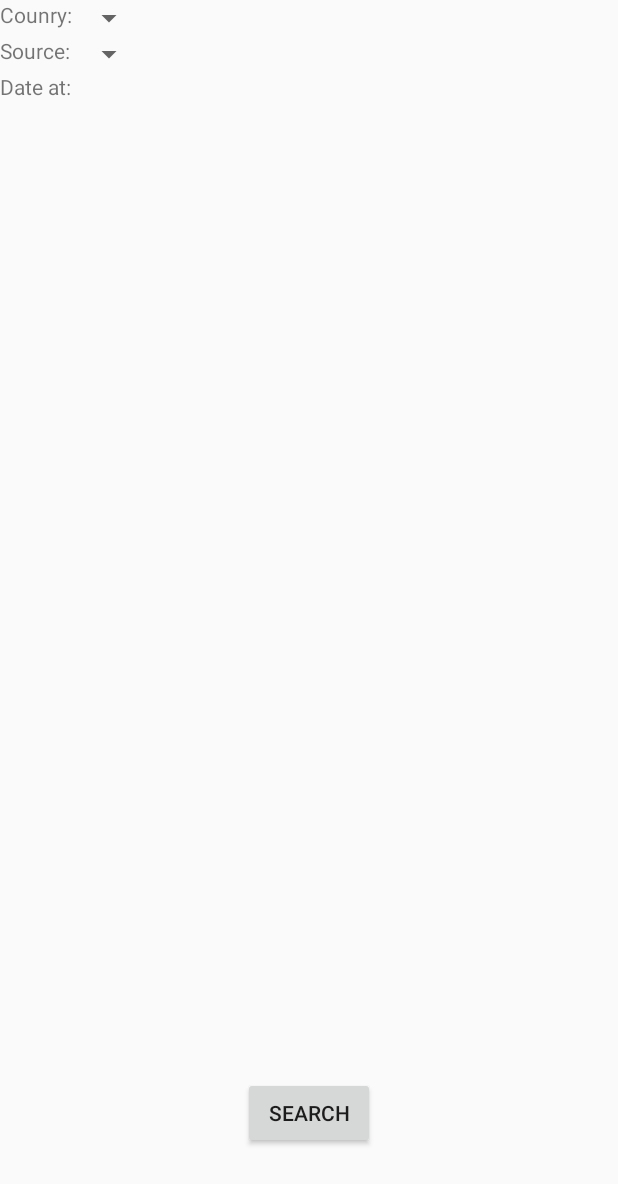
After one commit to bohdansushchak/SuggestMe, an Android app: the layout fragment_search_news.xml on its own in the app's theme, with its tools: preview values and no code run, on a phone screen of 412 x 824 dp. The commit adds this screen. Shown: the top 1184 px of the screen. Run offline under Robolectric (Android 15) with nearby library versions, the phone set to English and light mode, and no system bars.

```diff
--- a/app/build.gradle
+++ b/app/build.gradle
@@ -61,4 +61,5 @@ dependencies {
 }
 
 
+
 apply plugin: 'com.google.gms.google-services'
--- a/app/src/main/java/bohdan/hushcha/sushchak/suggestme/activities/RegisterActivity.java
+++ b/app/src/main/java/bohdan/hushcha/sushchak/suggestme/activities/RegisterActivity.java
@@ -84,7 +84,7 @@ public class RegisterActivity extends AppCompatActivity {
                 String rePassword = etRepeatPassword.getText().toString();
 
                 String rePasswordError = !password.equals(rePassword) ?
-                        getString(R.string.alert_repassword_notequals) : null;
+                        getString(R.string.alert_repassword_not_equals) : null;
 
                 rePasswordLayout.setError(rePasswordError);
             }
--- a/app/src/main/java/bohdan/hushcha/sushchak/suggestme/rest/NewsApiClient.java
+++ b/app/src/main/java/bohdan/hushcha/sushchak/suggestme/rest/clients/NewsClient.java
@@ -1,4 +1,4 @@
-package bohdan.hushcha.sushchak.suggestme.rest;
+package bohdan.hushcha.sushchak.suggestme.rest.clients;
 
 import android.content.Context;
 
@@ -15,7 +15,7 @@ import okhttp3.OkHttpClient;
 import retrofit2.Retrofit;
 import retrofit2.converter.gson.GsonConverterFactory;
 
-public class NewsApiClient {
+public class NewsClient {
 
     private static Retrofit retrofit = null;
 
--- a/app/src/main/java/bohdan/hushcha/sushchak/suggestme/rest/Article.java
+++ b/app/src/main/java/bohdan/hushcha/sushchak/suggestme/rest/models/Article.java
@@ -1,4 +1,4 @@
-package bohdan.hushcha.sushchak.suggestme.rest;
+package bohdan.hushcha.sushchak.suggestme.rest.models;
 
 import com.google.gson.annotations.SerializedName;
 
--- /dev/null
+++ b/app/src/main/res/layout/fragment_search_news.xml
@@ -0,0 +1,46 @@
+<RelativeLayout xmlns:android="http://schemas.android.com/apk/res/android"
+             xmlns:tools="http://schemas.android.com/tools"
+             android:layout_width="match_parent"
+             android:layout_height="match_parent"
+             tools:context="bohdan.hushcha.sushchak.suggestme.fragments.SearchNewsFragment">
+
+
+    <TableLayout
+        android:layout_width="match_parent"
+        android:layout_height="wrap_content">
+        <TableRow>
+            <TextView
+                android:text="Counry:"
+                android:layout_width="wrap_content"
+                android:layout_height="wrap_content"/>
+            <Spinner>
+
+            </Spinner>
+        </TableRow>
+
+        <TableRow>
+
+            <TextView
+                android:text="Source:"
+                android:layout_height="wrap_content"
+                android:layout_width="wrap_content"/>
+            <Spinner>
+
+            </Spinner>
+        </TableRow>
+
+        <TableRow>
+            <TextView android:text="Date at:"/>
+        </TableRow>
+    </TableLayout>
+
+    <Button
+        android:id="@+id/btn_search"
+        android:layout_width="wrap_content"
+        android:layout_height="wrap_content"
+        android:layout_alignParentBottom="true"
+        android:layout_centerHorizontal="true"
+        android:layout_marginBottom="58dp"
+        android:text="@string/btn_hint_search"/>
+
+</RelativeLayout>
```
Also changed, not shown: app/src/main/java/bohdan/hushcha/sushchak/suggestme/Services/AuthUtils.java (+4 -4 lines), app/src/main/java/bohdan/hushcha/sushchak/suggestme/activities/MainActivity.java (+1 -10 lines), app/src/main/java/bohdan/hushcha/sushchak/suggestme/fragments/HomeFragment.java (+6 -8 lines), app/src/main/java/bohdan/hushcha/sushchak/suggestme/fragments/SearchNewsFragment.java (added, +83 -0 lines), app/src/main/java/bohdan/hushcha/sushchak/suggestme/rest/NewsApiInterface.java (deleted, +0 -12 lines), app/src/main/java/bohdan/hushcha/sushchak/suggestme/rest/interfaces/NewsApiInterface.java (added, +35 -0 lines), app/src/main/java/bohdan/hushcha/sushchak/suggestme/rest/models/NewsSource.java (added, +94 -0 lines), app/src/main/java/bohdan/hushcha/sushchak/suggestme/rest/responces/NewsResponce.java (renamed from app/src/main/java/bohdan/hushcha/sushchak/suggestme/rest/NewsResponce.java, +8 -1 lines), app/src/main/java/bohdan/hushcha/sushchak/suggestme/rest/responces/SourcesResponce.java (added, +38 -0 lines), app/src/main/res/values/strings.xml (+8 -8 lines), 1 other file.
